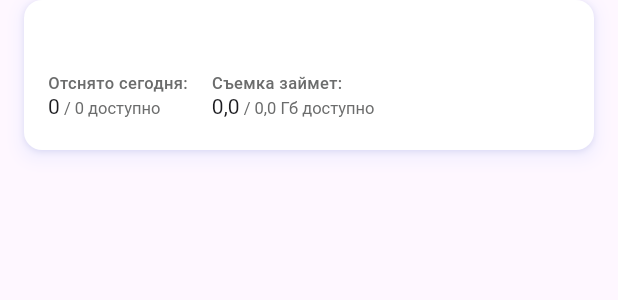
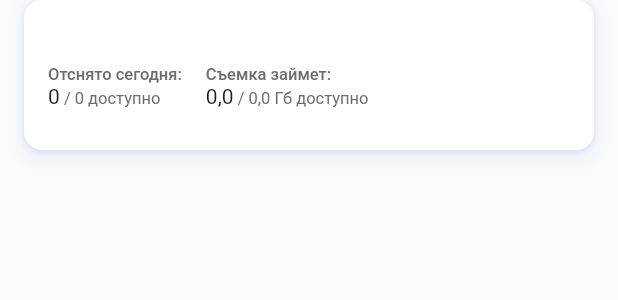
Before and after one commit to IBKnight/test_task_m_soft, a Flutter app: the ObjectCard widget shown alone on an empty page, opened directly with empty values, on a phone screen of 412 x 824 dp. Shown: the top 300 px of the screen. Run offline on Flutter 3.47's test engine with Material 3 defaults, Android fonts, the light colour scheme and no system bars; our stand-ins replace bloc, dio, flutter_bloc, flutter_svg, freezed_annotation; missing offline and left inert: disk_space; generated files the repository leaves out were written again; network calls fail; Roboto replaces fonts that are missing (Roboto-Regular).

Commit message:
added mock map screen; added dots widget; refactor; small fixes

```diff
--- a/lib/common/palette.dart
+++ b/lib/common/palette.dart
@@ -3,8 +3,8 @@ import 'dart:ui';
 abstract class Palette {
   static const Color blue = Color(0xFF4A6FF4);
   static const Color bgBlue = Color(0xFFEEF2FF);
-  static const Color shadow1 = Color.fromRGBO(160, 162, 216, 0.3);
-  static const Color shadow2 = Color.fromRGBO(180, 196, 252, 0.15);
+  static const Color shadow1 = Color(0xFFA0A2D8);
+  static const Color shadow2 = Color(0xFFB4C4FC);
   static const Color title = Color(0xFF1B1B1F);
   static const Color subtitleColor = Color(0xFF6B6C6C);
   static const Color menuInactive = Color(0xFF65676E);
--- a/lib/common/strings.dart
+++ b/lib/common/strings.dart
@@ -7,4 +7,5 @@ abstract class Strings{
   static const String profile = 'Профиль';
   static const String available = 'доступно';
   static const String gb = 'Гб';
+  static const String emptyList = 'Ничего не найдено';
 }
--- a/lib/features/card_list/presentation/bloc/card_list_bloc.dart
+++ b/lib/features/card_list/presentation/bloc/card_list_bloc.dart
@@ -1,5 +1,6 @@
 import 'package:bloc/bloc.dart';
 import 'package:meta/meta.dart';
+import 'package:test_task_m_soft/common/strings.dart';
 import 'package:test_task_m_soft/common/utils/disk_space_handler.dart';
 import 'package:test_task_m_soft/features/card_list/domain/entities/object/object_entity.dart';
 import 'package:test_task_m_soft/features/card_list/domain/repositories/card_list_repo.dart';
@@ -35,6 +36,11 @@ class CardListBloc extends Bloc<CardListEvent, CardListState> {
           .where((element) => element.title.contains(event.query))
           .toList();
 
+      if (list.isEmpty) {
+        emit(CardListError(Strings.emptyList));
+        return;
+      }
+
       double diskSpace = await DiskSpaceHandler.getDiskSpace();
       emit(CardListLoaded(list, diskSpace));
     } catch (e) {
--- a/lib/features/card_list/presentation/widget/card_widget.dart
+++ b/lib/features/card_list/presentation/widget/card_widget.dart
@@ -23,22 +23,22 @@ class ObjectCard extends StatelessWidget {
     return Padding(
       padding: const EdgeInsets.symmetric(horizontal: 16),
       child: DecoratedBox(
-        decoration: const BoxDecoration(
+        decoration: BoxDecoration(
           color: Colors.white,
-          borderRadius: BorderRadius.all(
+          borderRadius: const BorderRadius.all(
             Radius.circular(12),
           ),
           boxShadow: [
             BoxShadow(
-              offset: Offset(0, 1),
+              offset: const Offset(0, 1),
               blurRadius: 3,
-              color: Palette.shadow1,
+              color: Palette.shadow1.withOpacity(0.3),
             ),
             BoxShadow(
-              offset: Offset(0, 4),
+              offset: const Offset(0, 4),
               blurRadius: 8,
               spreadRadius: 3,
-              color: Palette.shadow2,
+              color: Palette.shadow2.withOpacity(0.15),
             ),
           ],
         ),
@@ -56,7 +56,7 @@ class ObjectCard extends StatelessWidget {
                       color: Palette.title,
                       fontSize: 16,
                       fontWeight: FontWeight.w500,
-                      fontFamily: 'Roboto'),
+                      fontFamily: 'Roboto-Regular'),
                 ),
                 const SizedBox(
                   height: 8,
@@ -72,7 +72,7 @@ class ObjectCard extends StatelessWidget {
                               color: Palette.subtitleColor,
                               fontSize: 11,
                               fontWeight: FontWeight.w500,
-                              fontFamily: 'Roboto'),
+                              fontFamily: 'Roboto-Regular'),
                         ),
                         RichText(
                             text: TextSpan(
@@ -80,7 +80,7 @@ class ObjectCard extends StatelessWidget {
                           style: const TextStyle(
                               color: Palette.title,
                               fontSize: 14,
-                              fontFamily: 'Roboto'),
+                              fontFamily: 'Roboto-Regular'),
                           children: [
                             TextSpan(
                                 text:
@@ -88,7 +88,7 @@ class ObjectCard extends StatelessWidget {
                                 style: const TextStyle(
                                     color: Palette.subtitleColor,
                                     fontSize: 11,
-                                    fontFamily: 'Roboto'))
+                                    fontFamily: 'Roboto-Regular'))
                           ],
                         ))
                       ],
@@ -110,7 +110,7 @@ class ObjectCard extends StatelessWidget {
                             style: const TextStyle(
                                 color: Palette.title,
                                 fontSize: 14,
-                                fontFamily: 'Roboto'),
+                                fontFamily: 'Roboto-Regular'),
                             children: [
                               TextSpan(
                                 text:
--- a/pubspec.yaml
+++ b/pubspec.yaml
@@ -68,6 +68,7 @@ flutter:
   # To add assets to your application, add an assets section, like this:
   assets:
     - assets/icons/
+    - assets/mock_scheme.png
 
   # An image asset can refer to one or more resolution-specific "variants", see
   # https://flutter.dev/assets-and-images/#resolution-aware
```
Also changed, not shown: lib/features/app.dart (+7 -2 lines), lib/features/card_list/presentation/screen/card_list_screen.dart (+58 -22 lines), lib/features/card_list/presentation/screen/mock_map_screen.dart (added, +46 -0 lines), lib/features/card_list/presentation/widget/dot_widget.dart (added, +20 -0 lines).
